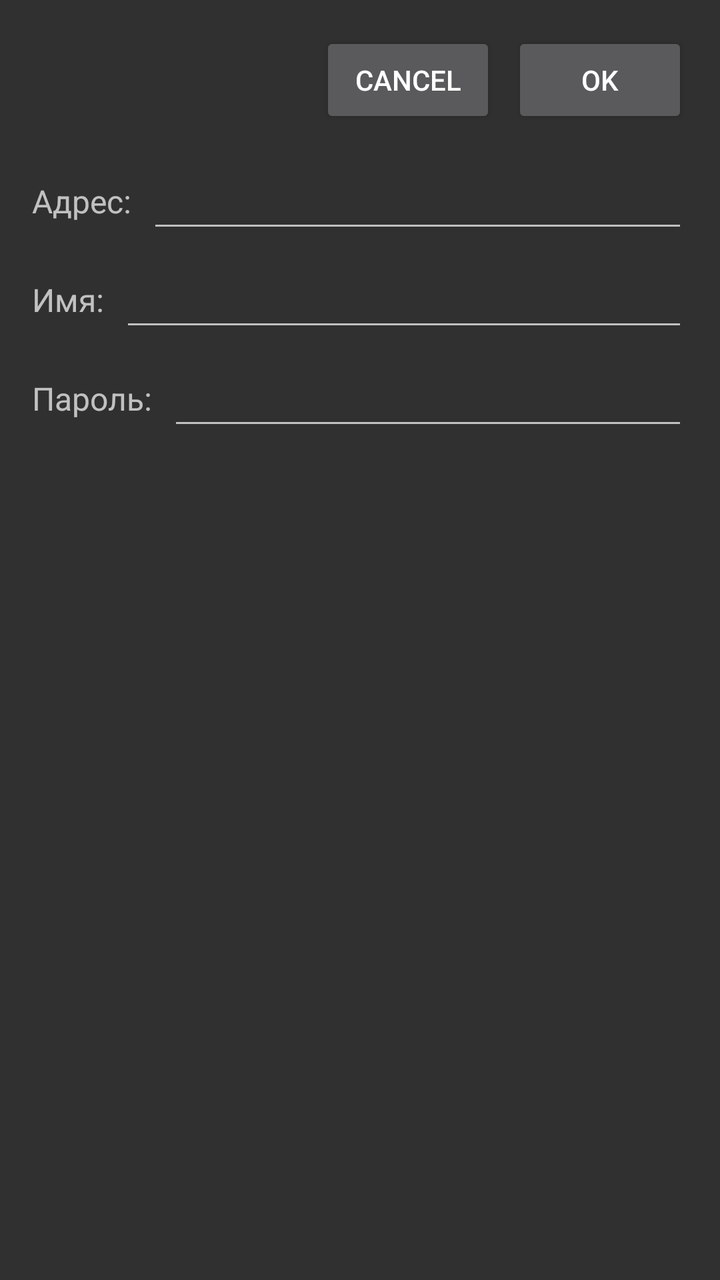
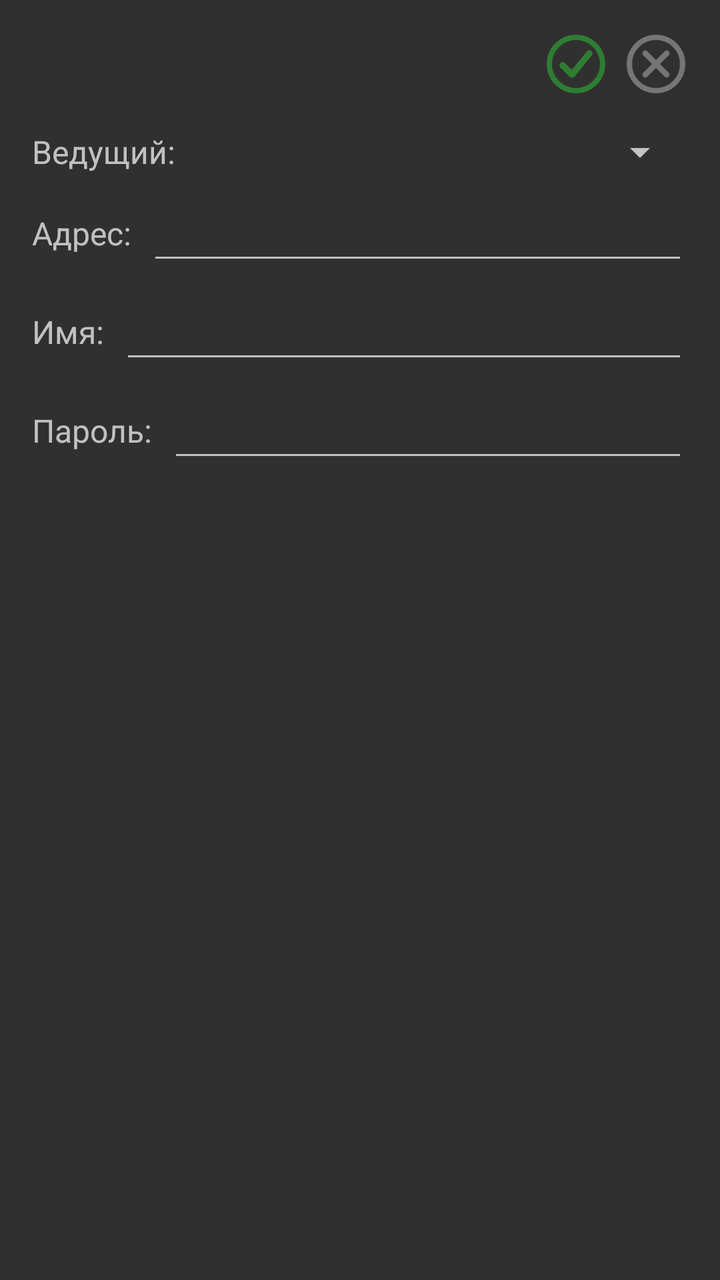

Compare the two renders of this Android layout. The source of the first and the diff that turns it into the second are given below.
<!-- AndroidManifest.xml: application theme Theme.AppCompat -->
<!-- res/layout/activity_params.xml -->
<?xml version="1.0" encoding="utf-8"?>
<LinearLayout xmlns:android="http://schemas.android.com/apk/res/android"
    android:layout_width="match_parent"
    android:layout_height="match_parent"
    android:orientation="vertical"
    android:padding="16dp">

    
    <LinearLayout
        android:layout_width="match_parent"
        android:layout_height="wrap_content"
        android:orientation="horizontal"
        android:gravity="end">

        <Button
            android:id="@+id/btnCancel"
            android:layout_width="wrap_content"
            android:layout_height="wrap_content"
            android:text="Cancel"
            android:layout_marginEnd="8dp" />

        <Button
            android:id="@+id/btnOK"
            android:layout_width="wrap_content"
            android:layout_height="wrap_content"
            android:text="OK" />
    </LinearLayout>

    
    <LinearLayout
        android:layout_width="match_parent"
        android:layout_height="wrap_content"
        android:orientation="horizontal"
        android:layout_marginTop="16dp"
        android:layout_marginBottom="8dp">

        <TextView
            android:layout_width="wrap_content"
            android:layout_height="wrap_content"
            android:text="Адрес:"
            android:textSize="16sp"
            android:layout_gravity="center_vertical"
            android:layout_marginEnd="8dp" />

        <EditText
            android:id="@+id/editTextAddress"
            android:layout_width="match_parent"
            android:layout_height="wrap_content"
            android:inputType="text"
            android:layout_gravity="center_vertical" />
    </LinearLayout>

    
    <LinearLayout
        android:layout_width="match_parent"
        android:layout_height="wrap_content"
        android:orientation="horizontal"
        android:layout_marginBottom="8dp">

        <TextView
            android:layout_width="wrap_content"
            android:layout_height="wrap_content"
            android:text="Имя:"
            android:textSize="16sp"
            android:layout_gravity="center_vertical"
            android:layout_marginEnd="8dp" />

        <EditText
            android:id="@+id/editTextName"
            android:layout_width="match_parent"
            android:layout_height="wrap_content"
            android:inputType="text"
            android:layout_gravity="center_vertical" />
    </LinearLayout>

    
    <LinearLayout
        android:layout_width="match_parent"
        android:layout_height="wrap_content"
        android:orientation="horizontal"
        android:layout_marginBottom="8dp">

        <TextView
            android:layout_width="wrap_content"
            android:layout_height="wrap_content"
            android:text="Пароль:"
            android:textSize="16sp"
            android:layout_gravity="center_vertical"
            android:layout_marginEnd="8dp" />

        <EditText
            android:id="@+id/editTextPassword"
            android:layout_width="match_parent"
            android:layout_height="wrap_content"
            android:inputType="textPassword"
            android:layout_gravity="center_vertical" />
    </LinearLayout>

</LinearLayout>
<!-- resources referenced by this layout -->
<resources>
  <style name="Theme.AppCompat" parent="Base.Theme.AppCompat" />
  <style name="Base.Theme.AppCompat" parent="Theme.Material3.DayNight">
          
          
      </style>
</resources>

<!-- the commit's change to res/layout/activity_params.xml (unified diff, before → after) -->
@@ -12,18 +12,24 @@
         android:orientation="horizontal"
         android:gravity="end">
 
-        <Button
-            android:id="@+id/btnCancel"
-            android:layout_width="wrap_content"
-            android:layout_height="wrap_content"
-            android:text="Cancel"
+        <ImageButton
+            android:id="@+id/btnOK"
+            android:layout_width="32dp"
+            android:layout_height="32dp"
+            android:src="@drawable/ic_ok_green"
+            android:background="?attr/selectableItemBackgroundBorderless"
+            android:contentDescription="OK"
+            android:layout_gravity="center_vertical"
             android:layout_marginEnd="8dp" />
 
-        <Button
-            android:id="@+id/btnOK"
-            android:layout_width="wrap_content"
-            android:layout_height="wrap_content"
-            android:text="OK" />
+        <ImageButton
+            android:id="@+id/btnCancel"
+            android:layout_width="32dp"
+            android:layout_height="32dp"
+            android:src="@drawable/ic_cancel_gray"
+            android:background="?attr/selectableItemBackgroundBorderless"
+            android:contentDescription="Cancel"
+            android:layout_gravity="center_vertical" />
     </LinearLayout>
 
     
@@ -32,6 +38,28 @@
         android:layout_height="wrap_content"
         android:orientation="horizontal"
         android:layout_marginTop="16dp"
+        android:layout_marginBottom="8dp">
+
+        <TextView
+            android:layout_width="wrap_content"
+            android:layout_height="wrap_content"
+            android:text="Ведущий:"
+            android:textSize="16sp"
+            android:layout_gravity="center_vertical"
+            android:layout_marginEnd="8dp" />
+
+        <Spinner
+            android:id="@+id/spinnerVedushii"
+            android:layout_width="match_parent"
+            android:layout_height="wrap_content"
+            android:layout_gravity="center_vertical" />
+    </LinearLayout>
+
+    
+    <LinearLayout
+        android:layout_width="match_parent"
+        android:layout_height="wrap_content"
+        android:orientation="horizontal"
         android:layout_marginBottom="8dp">
 
         <TextView
<!-- resource entries referenced after the edit -->
@@ -1,5 +1,50 @@
 <!-- resources referenced by this layout -->
 <resources>
+  <!-- drawable ic_cancel_gray (drawable) -->
+  <?xml version="1.0" encoding="utf-8"?>
+  <vector xmlns:android="http://schemas.android.com/apk/res/android"
+      android:width="32dp"
+      android:height="32dp"
+      android:viewportWidth="24"
+      android:viewportHeight="24">
+      <path
+          android:fillColor="#00000000"
+          android:strokeColor="#757575"
+          android:strokeWidth="2"
+          android:pathData="M12,2a10,10 0 1,0 0,20a10,10 0 1,0 0,-20" />
+      <path
+          android:fillColor="#00000000"
+          android:strokeColor="#757575"
+          android:strokeWidth="2.2"
+          android:strokeLineCap="round"
+          android:pathData="M8,8 L16,16" />
+      <path
+          android:fillColor="#00000000"
+          android:strokeColor="#757575"
+          android:strokeWidth="2.2"
+          android:strokeLineCap="round"
+          android:pathData="M16,8 L8,16" />
+  </vector>
+  <!-- drawable ic_ok_green (drawable) -->
+  <?xml version="1.0" encoding="utf-8"?>
+  <vector xmlns:android="http://schemas.android.com/apk/res/android"
+      android:width="32dp"
+      android:height="32dp"
+      android:viewportWidth="24"
+      android:viewportHeight="24">
+      <path
+          android:fillColor="#00000000"
+          android:strokeColor="#2E7D32"
+          android:strokeWidth="2"
+          android:pathData="M12,2a10,10 0 1,0 0,20a10,10 0 1,0 0,-20" />
+      <path
+          android:fillColor="#00000000"
+          android:strokeColor="#2E7D32"
+          android:strokeWidth="2.4"
+          android:strokeLineCap="round"
+          android:strokeLineJoin="round"
+          android:pathData="M7,12.5 L10.5,16 L17,8" />
+  </vector>
   <style name="Theme.AppCompat" parent="Base.Theme.AppCompat" />
   <style name="Base.Theme.AppCompat" parent="Theme.Material3.DayNight">
           
